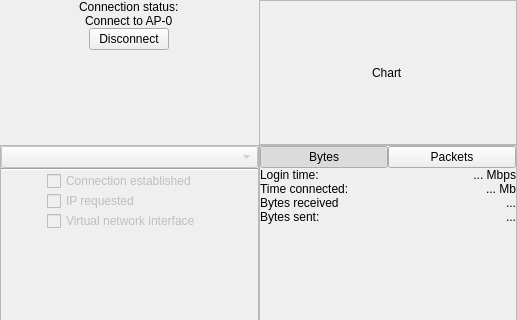
Old version of the form vpn/ui/ui/desktop/MainScreen.ui in the repository demlabs-cellframe/dap-ui-sdk; both pictures show x 0 to 517 and y 0 to 320 of the 517 by 469 pixel window.
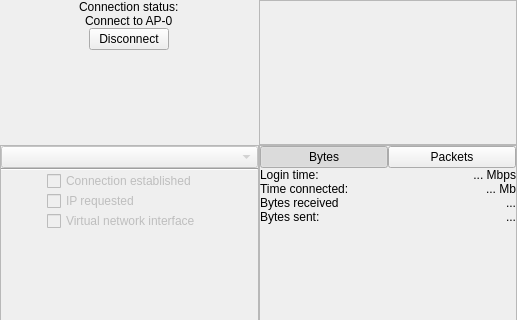
New version of the form. Custom widgets are drawn as their Qt base class.

What changed in the file:
```diff
--- a/vpn/ui/ui/desktop/MainScreen.ui
+++ b/vpn/ui/ui/desktop/MainScreen.ui
@@ -59,13 +59,6 @@
       <property name="bottomMargin">
        <number>0</number>
       </property>
-      <item alignment="Qt::AlignHCenter">
-       <widget class="QLabel" name="label_2">
-        <property name="text">
-         <string>Chart</string>
-        </property>
-       </widget>
-      </item>
      </layout>
     </widget>
    </item>
```
